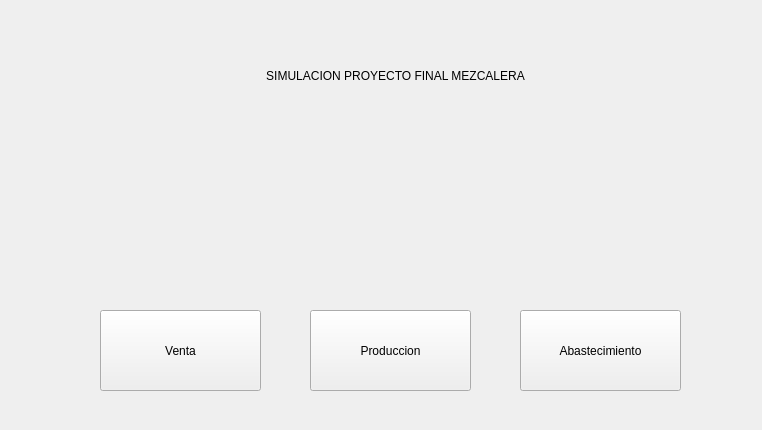
This is pantalla_principal.ui in EscuelaProyectosPOO/simulacion as Qt 5 draws it before an edit. The edited form follows.
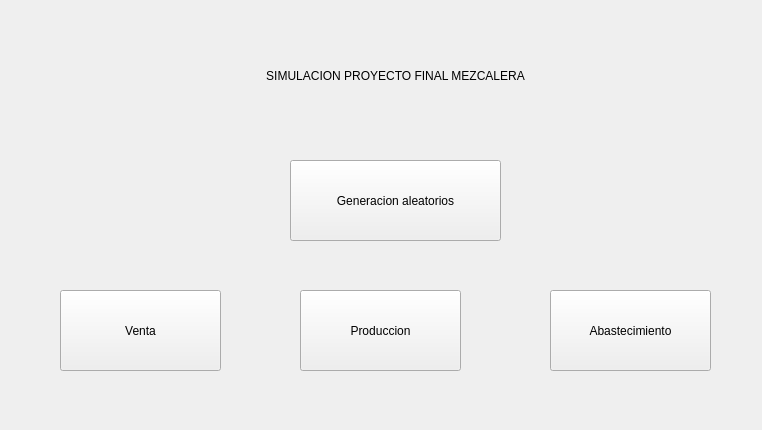
This is the edited form. Icons and pictures are not drawn.

Diff of the .ui file:
```diff
--- a/pantalla_principal.ui
+++ b/pantalla_principal.ui
@@ -58,8 +58,8 @@
    <widget class="QPushButton" name="btnproduccion">
     <property name="geometry">
      <rect>
-      <x>310</x>
-      <y>310</y>
+      <x>300</x>
+      <y>290</y>
       <width>161</width>
       <height>81</height>
      </rect>
@@ -71,8 +71,8 @@
    <widget class="QPushButton" name="btnventa">
     <property name="geometry">
      <rect>
-      <x>100</x>
-      <y>310</y>
+      <x>60</x>
+      <y>290</y>
       <width>161</width>
       <height>81</height>
      </rect>
@@ -84,8 +84,8 @@
    <widget class="QPushButton" name="btnabastecimiento">
     <property name="geometry">
      <rect>
-      <x>520</x>
-      <y>310</y>
+      <x>550</x>
+      <y>290</y>
       <width>161</width>
       <height>81</height>
      </rect>
@@ -113,6 +113,19 @@
      <set>Qt::AlignCenter</set>
     </property>
    </widget>
+   <widget class="QPushButton" name="btnabastecimiento_2">
+    <property name="geometry">
+     <rect>
+      <x>290</x>
+      <y>160</y>
+      <width>211</width>
+      <height>81</height>
+     </rect>
+    </property>
+    <property name="text">
+     <string>Generacion aleatorios</string>
+    </property>
+   </widget>
   </widget>
  </widget>
  <resources>
```
Left out of the diff: 2 changed lines with no effect on the pictures.
